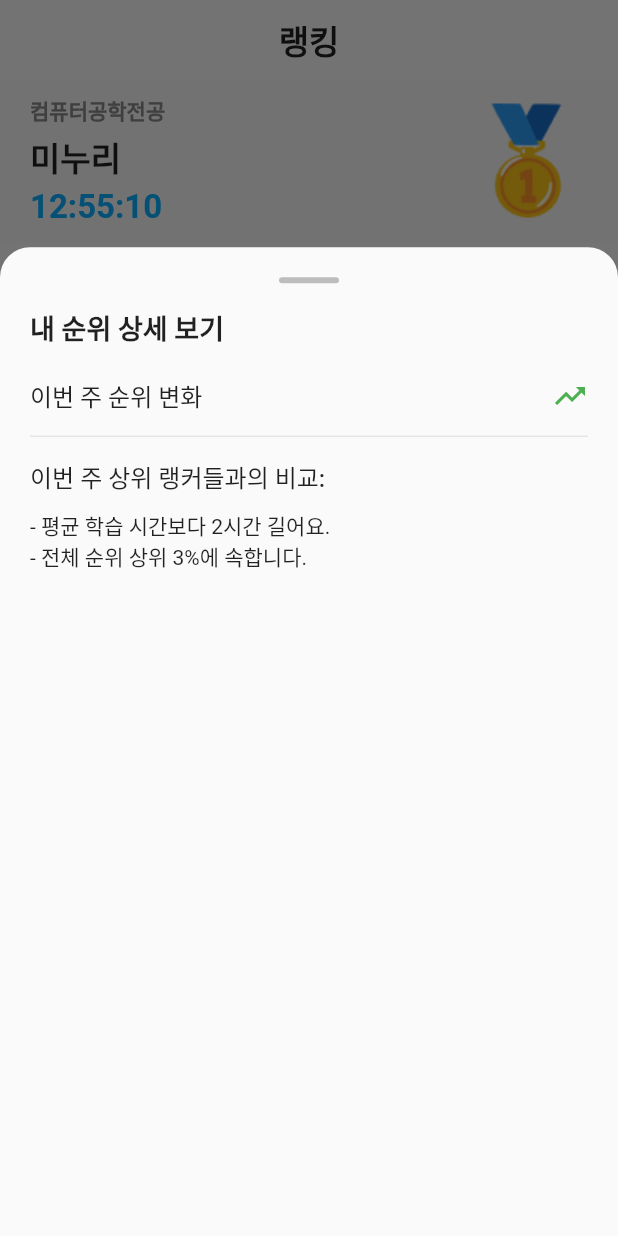
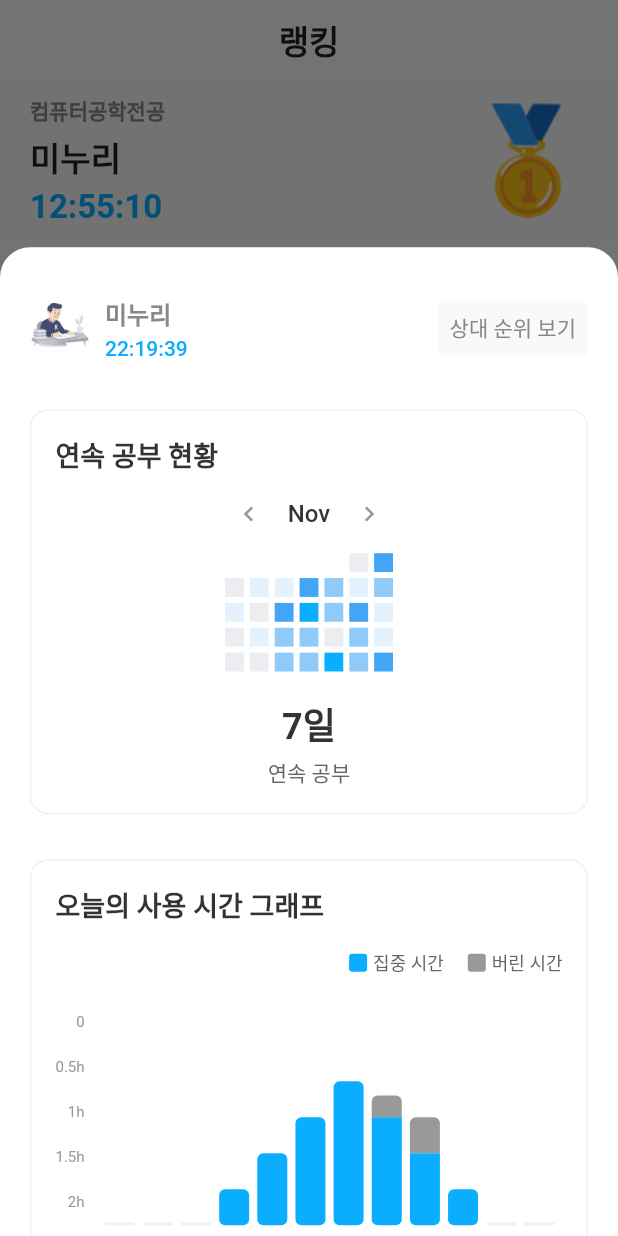
Before and after one commit to Geumpumta/Geumpumta-Frontend, a Flutter app: the MainScreen screen opened by its route, item 3 of the bottom bar chosen, after a tap on "내 순위 보기", on a phone screen of 412 x 824 dp. Run offline on Flutter 3.47's test engine with Material 3 defaults, Android fonts, the phone set to English and light mode, and no system bars; our stand-ins replace dio, flutter_riverpod, flutter_secure_storage, image_picker, percent_indicator; missing offline and left inert: flutter_web_auth_2; accounts and stored records are empty.

Commit message:
fix: 랭킹 상세 모달 구현된 위젯 사용하도록 변경 ( #8 )

```diff
--- a/lib/screens/ranking/widgets/detail_ranking.dart
+++ b/lib/screens/ranking/widgets/detail_ranking.dart
@@ -1,4 +1,5 @@
 import 'package:flutter/material.dart';
+import 'package:geumpumta/screens/ranking/widgets/details_in_modal.dart';
 
 class DetailRanking extends StatefulWidget {
   const DetailRanking({
@@ -79,55 +80,14 @@ class _DetailRankingState extends State<DetailRanking> {
           TextButton(
             onPressed: () {
               showModalBottomSheet(
+                backgroundColor: Color(0xFFFFFFFF),
                 context: context,
                 isScrollControlled: true,
                 shape: const RoundedRectangleBorder(
                   borderRadius: BorderRadius.vertical(top: Radius.circular(20)),
                 ),
                 builder: (context) {
-                  return Container(
-                    padding: const EdgeInsets.all(20),
-                    height: MediaQuery.of(context).size.height * 0.8,
-                    child: Column(
-                      crossAxisAlignment: CrossAxisAlignment.start,
-                      children: [
-                        Center(
-                          child: Container(
-                            width: 40,
-                            height: 4,
-                            margin: const EdgeInsets.only(bottom: 16),
-                            decoration: BoxDecoration(
-                              color: Colors.grey[400],
-                              borderRadius: BorderRadius.circular(2),
-                            ),
-                          ),
-                        ),
-                        const Text(
-                          '내 순위 상세 보기',
-                          style: TextStyle(
-                            fontSize: 18,
-                            fontWeight: FontWeight.bold,
-                          ),
-                        ),
-                        const SizedBox(height: 20),
-                        Row(
-                          mainAxisAlignment: MainAxisAlignment.spaceBetween,
-                          children: const [
-                            Text('이번 주 순위 변화', style: TextStyle(fontSize: 16)),
-                            Icon(Icons.trending_up, color: Colors.green),
-                          ],
-                        ),
-                        const Divider(height: 30),
-                        const Text(
-                          '이번 주 상위 랭커들과의 비교:',
-                          style: TextStyle(fontSize: 16, fontWeight: FontWeight.w500),
-                        ),
-                        const SizedBox(height: 10),
-                        const Text('- 평균 학습 시간보다 2시간 길어요.'),
-                        const Text('- 전체 순위 상위 3%에 속합니다.'),
-                      ],
-                    ),
-                  );
+                  return DetailsInModal(nickname: widget.nickname, recordedTime: widget.recordedTime);
                 },
               );
             },
```
